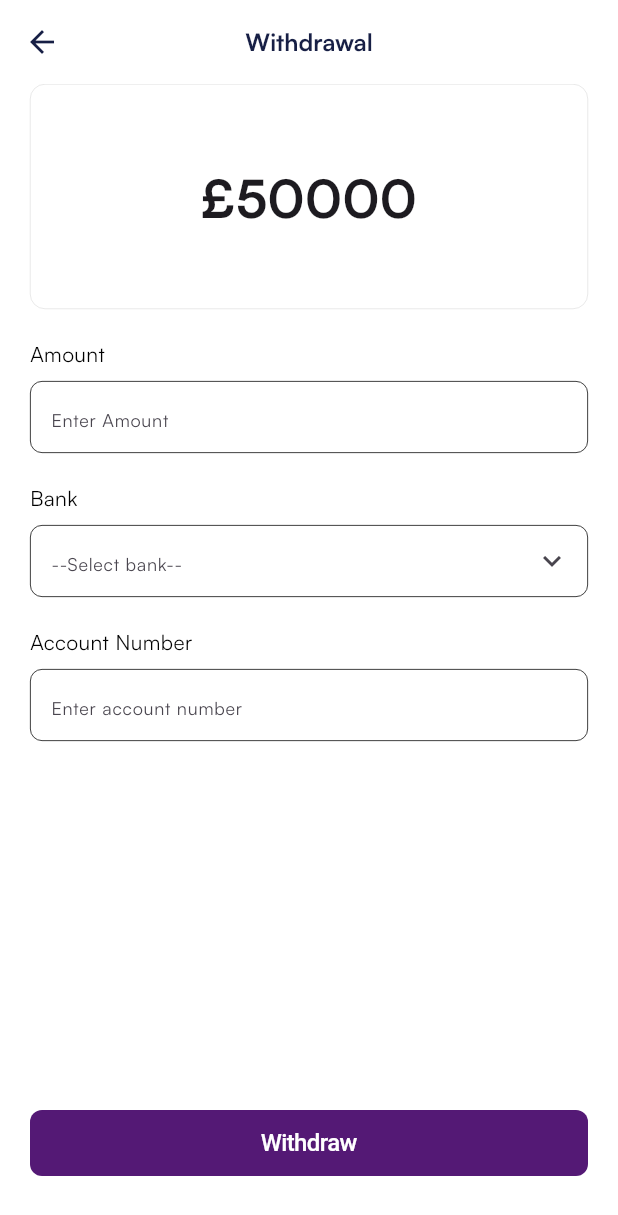
After one commit to OtchereDev/fundstart-mobile, a Flutter app: the WithdrawalPage screen opened directly, on a phone screen of 412 x 824 dp. The commit adds this screen. Shown: the top 1215 px of the screen. Run offline on Flutter 3.47's test engine with Material 3 defaults, Android fonts, the phone set to English and light mode, and no system bars; our stand-ins replace bot_toast, carousel_slider, chat_bubbles, connectivity_plus, feather_icons, file_picker and 14 more; missing offline and left inert: country_pickers, flutter_dialogs, flutter_overlay_loader, flutter_stripe, image_fade; accounts and stored records are empty; network calls fail; Roboto replaces fonts that are missing (Trueno).

Commit message:
added payment

```diff
--- a/lib/Provider/Fundraiser/fundraiser_provider.dart
+++ b/lib/Provider/Fundraiser/fundraiser_provider.dart
@@ -155,6 +155,7 @@ class FundRaiserProvider extends ChangeNotifier {
         .then((value) {
       Loader.hide();
       if (value['status'] == true) {
+        clearImage();
         isSuccess = true;
         customDailog(
             isSuccess: true,
--- a/lib/Views/Auth/login.dart
+++ b/lib/Views/Auth/login.dart
@@ -6,7 +6,6 @@ import 'package:crowdfunding/Core/Helpers/navigation_helper.dart';
 import 'package:crowdfunding/Core/app_constants.dart';
 import 'package:crowdfunding/Provider/login_provider.dart';
 import 'package:crowdfunding/Views/Auth/verification_page.dart';
-import 'package:crowdfunding/Views/Home/home_index.dart';
 import 'package:flutter/material.dart';
 import 'package:provider/provider.dart';
 
--- a/lib/Views/Campaigns/create/create_campaign.dart
+++ b/lib/Views/Campaigns/create/create_campaign.dart
@@ -108,6 +108,7 @@ class _CreateCampaignState extends State<CreateCampaign> {
                   false,
                   isDark: false,
                   hint: '£',
+                  inputType: TextInputType.number,
                 ),
                 AppSpaces.height16,
                 TextFormWidget(
@@ -135,6 +136,7 @@ class _CreateCampaignState extends State<CreateCampaign> {
                   true,
                   isDark: false,
                   hint: '12/10/2024',
+
                   icon: const Icon(FeatherIcons.calendar),
                   onTap: () async {
                     DateTime? date = await DatePickerUtil.pickDate(context,
--- a/lib/Views/Campaigns/my_campaign.dart
+++ b/lib/Views/Campaigns/my_campaign.dart
@@ -6,6 +6,7 @@ import 'package:crowdfunding/Provider/Fundraiser/fundraiser_provider.dart';
 import 'package:crowdfunding/Provider/profile_provider.dart';
 import 'package:crowdfunding/Views/Campaigns/all_my_campaigns.dart';
 import 'package:crowdfunding/Views/Campaigns/all_my_investments.dart';
+import 'package:crowdfunding/Views/Wallet/withdraw_money.dart';
 import 'package:crowdfunding/Widgets/campaign_tile.dart';
 import 'package:crowdfunding/Widgets/constributor_tile.dart';
 import 'package:crowdfunding/Widgets/contibutor_tab.dart';
@@ -195,7 +196,9 @@ class _MyCapmaignState extends State<MyCapmaign> {
                 child: CustomButton(
               title: 'Withdraw Now',
               color: AppColors.SECONDARYCOLOR,
-              onTap: () {},
+              onTap: () {
+                AppNavigationHelper.navigateToWidget(context, WithdrawalPage());
+              },
             )),
           ],
         ),
--- a/lib/Views/Chat/chat_gpt.dart
+++ b/lib/Views/Chat/chat_gpt.dart
@@ -1,10 +1,7 @@
-import 'package:chat_bubbles/bubbles/bubble_special_one.dart';
 import 'package:chat_bubbles/bubbles/bubble_special_three.dart';
-import 'package:chat_bubbles/bubbles/bubble_special_two.dart';
 import 'package:crowdfunding/AppTheme/app_config.dart';
 import 'package:crowdfunding/Components/textformfield.dart';
 import 'package:crowdfunding/Provider/Chat/chat_provider.dart';
-import 'package:crowdfunding/Views/Chat/chat_bubble.dart';
 import 'package:feather_icons/feather_icons.dart';
 import 'package:flutter/cupertino.dart';
 import 'package:flutter/material.dart';
--- a/lib/Views/Home/dashboard.dart
+++ b/lib/Views/Home/dashboard.dart
@@ -9,7 +9,7 @@ import 'package:crowdfunding/Provider/Wallet/wallet_provider.dart';
 import 'package:crowdfunding/Provider/profile_provider.dart';
 import 'package:crowdfunding/Utils/utils.dart';
 import 'package:crowdfunding/Views/Campaigns/all_transactions.dart';
-import 'package:crowdfunding/Views/Home/add_credit_card.dart';
+import 'package:crowdfunding/Views/Wallet/add_credit_card.dart';
 import 'package:crowdfunding/Widgets/investment_tile_carousel.dart';
 import 'package:flutter/material.dart';
 import 'package:flutter_svg/flutter_svg.dart';
--- a/lib/Views/Home/home_page.dart
+++ b/lib/Views/Home/home_page.dart
@@ -1,5 +1,4 @@
 import 'package:crowdfunding/AppTheme/app_config.dart';
-import 'package:crowdfunding/Components/card_loading_shimmer.dart';
 import 'package:crowdfunding/Components/carousel.dart';
 import 'package:crowdfunding/Core/Helpers/navigation_helper.dart';
 import 'package:crowdfunding/Provider/Fundraiser/fundraiser_provider.dart';
@@ -14,7 +13,6 @@ import 'package:crowdfunding/Views/Chat/chat_gpt.dart';
 import 'package:crowdfunding/Views/Investors/top_investors.dart';
 import 'package:feather_icons/feather_icons.dart';
 import 'package:flutter/material.dart';
-import 'package:flutter_svg/flutter_svg.dart';
 import 'package:provider/provider.dart';
 import 'dart:math' as math;
 
--- /dev/null
+++ b/lib/Views/Wallet/withdraw_money.dart
@@ -0,0 +1,206 @@
+import 'package:crowdfunding/AppTheme/app_config.dart';
+import 'package:crowdfunding/Components/custom_button.dart';
+import 'package:crowdfunding/Components/success_page.dart';
+import 'package:crowdfunding/Components/textformfield.dart';
+import 'package:crowdfunding/Core/Helpers/navigation_helper.dart';
+import 'package:crowdfunding/Provider/Wallet/wallet_provider.dart';
+import 'package:crowdfunding/Widgets/custom_divider.dart';
+import 'package:feather_icons/feather_icons.dart';
+import 'package:flutter/material.dart';
+import 'package:provider/provider.dart';
+
+class WithdrawalPage extends StatelessWidget {
+  WithdrawalPage({super.key});
+  final textController = TextEditingController();
+  final bankController = TextEditingController();
+  final amountController = TextEditingController();
+  final fmKey = GlobalKey<FormState>();
+  @override
+  Widget build(BuildContext context) {
+    return Scaffold(
+      backgroundColor: AppColors.WHITE,
+      appBar: AppBar(
+        backgroundColor: AppColors.WHITE,
+        leading: IconButton(
+          icon: const Icon(
+            Icons.arrow_back,
+            color: AppColors.PRIMARYCOLOR,
+          ),
+          onPressed: () {
+            Navigator.pop(context);
+          },
+        ),
+        centerTitle: true,
+        title: const Text(
+          "Withdrawal",
+          style: TextStyle(
+              color: AppColors.PRIMARYCOLOR,
+              fontSize: 16,
+              fontWeight: FontWeight.w600),
+        ),
+      ),
+      body: LayoutBuilder(builder: (context, constraint) {
+        return Consumer<WalletProvider>(builder: (context, wallet, _) {
+          return Padding(
+            padding: const EdgeInsets.symmetric(horizontal: 20.0),
+            child: SingleChildScrollView(
+              child: ConstrainedBox(
+                constraints: BoxConstraints(minHeight: constraint.maxHeight),
+                child: IntrinsicHeight(
+                  child: Form(
+                    key: fmKey,
+                    child: Column(
+                      children: [
+                        Container(
+                          height: 150,
+                          width: double.infinity,
+                          decoration: BoxDecoration(
+                              border: Border.all(
+                                  width: 0.3,
+                                  color: AppColors.BLACK.withOpacity(0.2)),
+                              borderRadius: BorderRadius.circular(10)),
+                          child: Center(
+                              child: Text(
+                            "£50000",
+                            style: TextStyle(
+                                fontSize: 35, fontWeight: FontWeight.bold),
+                          )),
+                        ),
+                        AppSpaces.height20,
+                        TextFormWidget(
+                          amountController,
+                          'Amount',
+                          false,
+                          isDark: false,
+                          hint: 'Enter Amount',
+                          validateMsg: 'Amount required',
+                          validate: true,
+                          inputType: TextInputType.number,
+                          // icon: const Icon(Icons.keyboard_arrow_down),
+                          onTap: () {
+                            // showModalBottomSheet(
+                            //     context: context,
+                            //     builder: (context) {
+                            //       return CategoryBottomSheet(
+                            //         fundRaiserProvider: fund,
+                            //         controller: textController,
+                            //       );
+                            //     });
+                          },
+                        ),
+                        AppSpaces.height20,
+                        TextFormWidget(
+                          bankController,
+                          'Bank',
+                          true,
+                          isDark: false,
+                          hint: '--Select bank--',
+                          validateMsg: 'Bank required',
+                          validate: true,
+                          icon: const Icon(Icons.keyboard_arrow_down),
+                          onTap: () {
+                            showModalBottomSheet(
+                                context: context,
+                                builder: (context) {
+                                  return Container(
+                                    decoration: BoxDecoration(
+                                        borderRadius: BorderRadius.only(
+                                            topLeft: Radius.circular(30),
+                                            topRight: Radius.circular(30)),
+                                        color: AppColors.WHITE),
+                                    child: Column(
+                                      mainAxisSize: MainAxisSize.min,
+                                      children: [
+                                        Padding(
+                                          padding: const EdgeInsets.all(10.0),
+                                          child: Text(
+                                            "Select Bank",
+                                            style: TextStyle(
+                                                fontSize: 20,
+                                                fontWeight: FontWeight.w600),
+                                          ),
+                                        ),
+                                        Column(
+                                          children: [
+                                            ...List.generate(
+                                                banks.length,
+                                                (index) => Column(
+                                                      children: [
+                                                        ListTile(
+                                                          onTap: () {
+                                                            bankController
+                                                                    .text =
+                                                                banks[index];
+                                                            Navigator.pop(
+                                                                context);
+                                                          },
+                                                          leading: CircleAvatar(
+                                                            child: Icon(Icons
+                                                                .account_balance_outlined),
+                                                          ),
+                                                          title: Text(
+                                                              banks[index]),
+                                                        ),
+                                                        CustomDivider()
+                                                      ],
+                                                    )),
+                                          ],
+                                        ),
+                                        AppSpaces.height20,
+                                        AppSpaces.height20,
+                                        AppSpaces.height20,
+                                      ],
+                                    ),
+                                  );
+                                });
+                          },
+                        ),
+                        AppSpaces.height20,
+                        TextFormWidget(
+                          textController,
+                          'Account Number',
+                          false,
+                          isDark: false,
+                          hint: 'Enter account number',
+                          validateMsg: 'Account number required',
+                          validate: true,
+                          inputType: TextInputType.number,
+                        ),
+                        Spacer(),
+                        AppSpaces.height20,
+                        SizedBox(
+                          width: double.infinity,
+                          child: CustomButton(
+                            title: 'Withdraw',
+                            color: AppColors.SECONDARYCOLOR,
+                            onTap: () {
+                              if (fmKey.currentState?.validate() == true) {
+                                wallet.withdraw(context).then((value) {
+                                  if (value == true) {
+                                    AppNavigationHelper.navigateAndReplaceWidget(context, SuccessPage());
+                                  }
+                                });
+                              }
+                            },
+                          ),
+                        ),
+                        AppSpaces.height40
+                      ],
+                    ),
+                  ),
+                ),
+              ),
+            ),
+          );
+        });
+      }),
+    );
+  }
+}
+
+List<String> banks = [
+  "Banque Havilland S.A. (UK Branch)",
+  "Diamond Bank (UK) Plc",
+  "Zenith Bank (UK) Limited",
+  "British Business Bank"
+];
```
Also changed, not shown: lib/Provider/Wallet/wallet_provider.dart (+16 -6 lines), lib/Views/Campaigns/create/create_campaign_form2.dart (deleted, +0 -121 lines), lib/Views/Wallet/add_credit_card.dart (renamed from lib/Views/Home/add_credit_card.dart).
